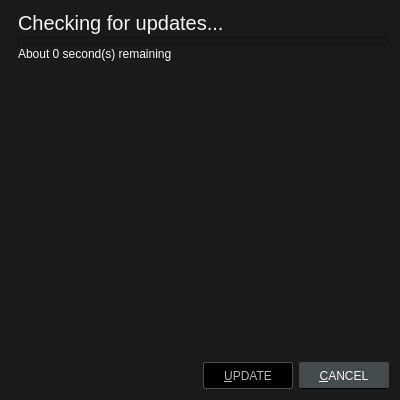
First picture: the form in src/ui/updatedialog.ui, repository u8sand/Baka-MPlayer, before the edit.
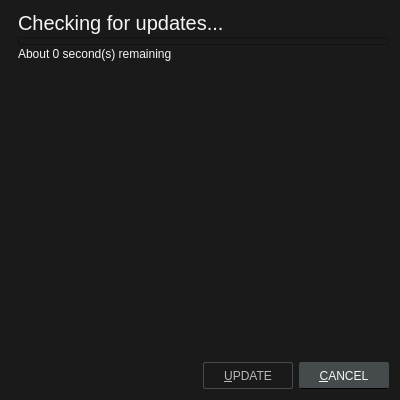
Second picture: the form after the edit. Icons and pictures are not drawn.

Commit message: QPushButton: change disable background to transparent

What changed in the file:
```diff
--- a/src/ui/updatedialog.ui
+++ b/src/ui/updatedialog.ui
@@ -40,7 +40,7 @@
 	background: #2E3133;
 }
 QPushButton:disabled {
-	background: black;
+	background: transparent;
 	border: 1px solid #454A4D;
 	color: #B8B8B8;
 }
```
The commit also changes 7 other files.
